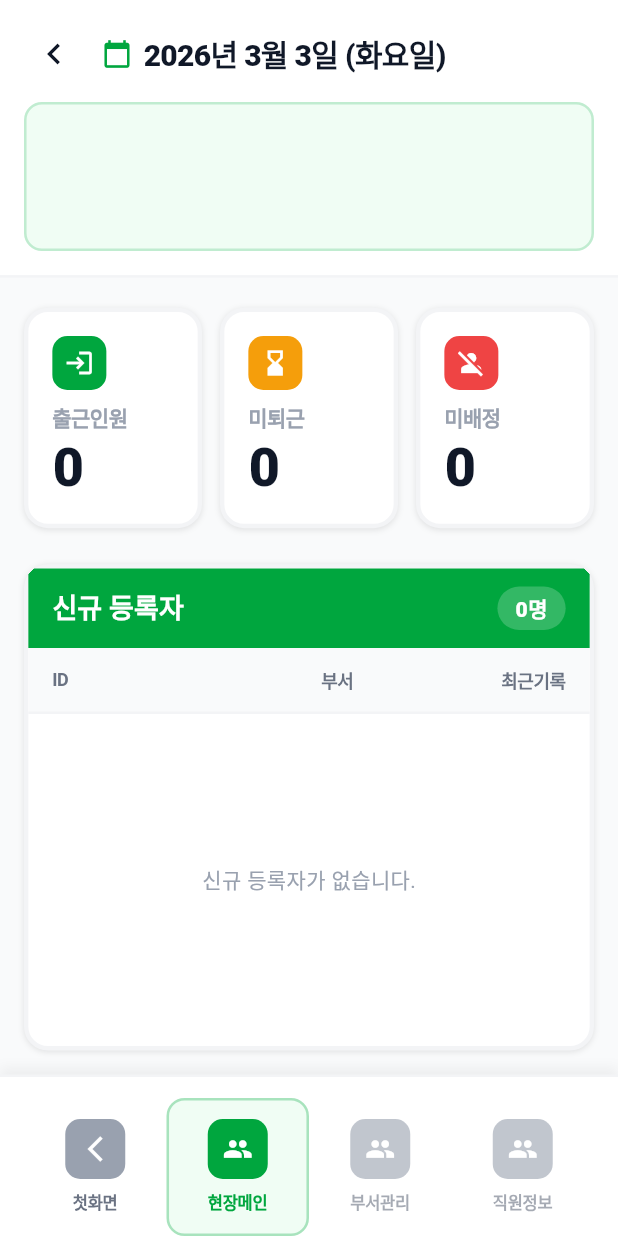
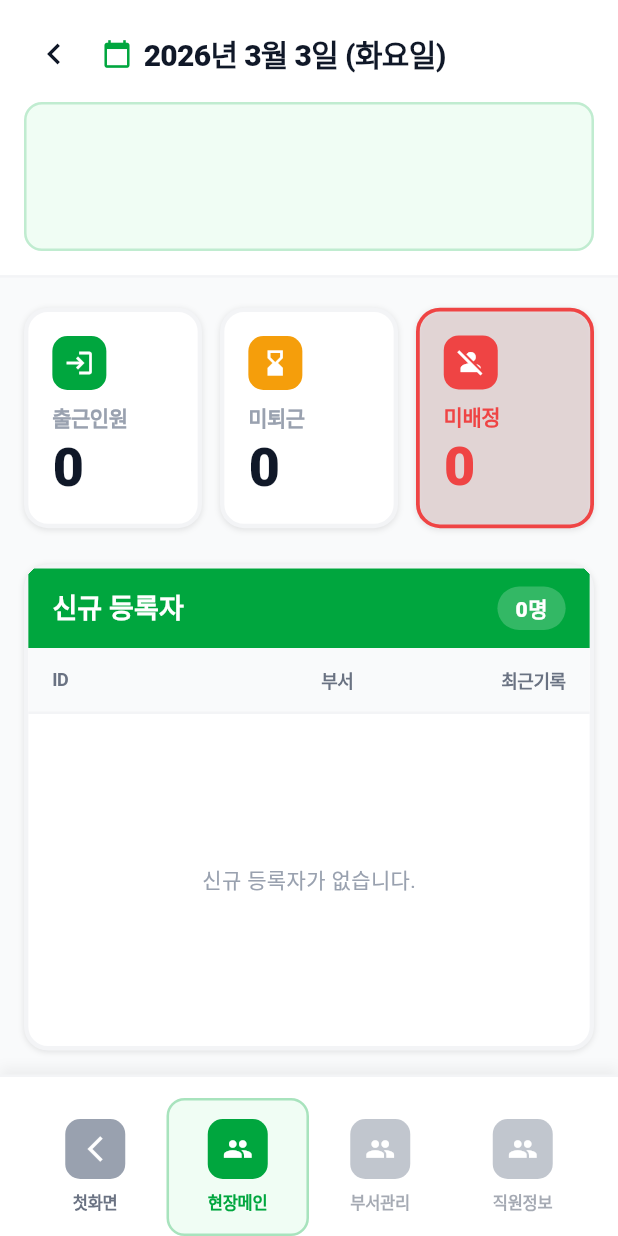
Before and after one commit to jake-greatwave/intime-manager-mvp, a Flutter app: the FieldMainScreen screen opened directly with empty values, on a phone screen of 412 x 824 dp. Run offline on Flutter 3.47's test engine with Material 3 defaults, Android fonts, the phone set to English and light mode, and no system bars; our stand-ins replace flutter_dotenv, shared_preferences; accounts and stored records are empty; Roboto replaces fonts that are missing (Pretendard).

Commit message:
[feat] 현장 메인 필터링

```diff
--- a/lib/screens/field_main_screen.dart
+++ b/lib/screens/field_main_screen.dart
@@ -1,4 +1,5 @@
 import 'package:flutter/material.dart';
+import 'package:intime_manager/models/emp_working_info.dart';
 import 'package:intime_manager/models/field_item.dart';
 import 'package:intime_manager/services/network/auth_service.dart';
 import 'package:intime_manager/widgets/common/bottom_nav_bar.dart';
@@ -27,6 +28,7 @@ class _FieldMainScreenState extends State<FieldMainScreen> {
   late DateTime _selectedDate;
   late FieldItem _fieldItem;
   bool _isLoading = false;
+  StatsTab _selectedTab = StatsTab.unassigned;
 
   @override
   void initState() {
@@ -42,6 +44,42 @@ class _FieldMainScreenState extends State<FieldMainScreen> {
   }
 
   bool _hasValue(String value) => value.trim().isNotEmpty;
+
+  List<EmpWorkingInfo> get _filteredList {
+    final list = _fieldItem.empList;
+    switch (_selectedTab) {
+      case StatsTab.workerIn:
+        return list.where((e) => _hasValue(e.workIn)).toList();
+      case StatsTab.notOut:
+        return list
+            .where((e) => _hasValue(e.workIn) && !_hasValue(e.workOut))
+            .toList();
+      case StatsTab.unassigned:
+        return list.where((e) => e.deptID.trim().isEmpty).toList();
+    }
+  }
+
+  String get _tableTitle {
+    switch (_selectedTab) {
+      case StatsTab.workerIn:
+        return '출근인원';
+      case StatsTab.notOut:
+        return '미퇴근';
+      case StatsTab.unassigned:
+        return '신규 등록자';
+    }
+  }
+
+  String get _emptyMessage {
+    switch (_selectedTab) {
+      case StatsTab.workerIn:
+        return '출근한 인원이 없습니다.';
+      case StatsTab.notOut:
+        return '미퇴근 인원이 없습니다.';
+      case StatsTab.unassigned:
+        return '신규 등록자가 없습니다.';
+    }
+  }
 
   Future<void> _fetchData() async {
     setState(() => _isLoading = true);
@@ -116,11 +154,16 @@ class _FieldMainScreenState extends State<FieldMainScreen> {
                             workerIn: _fieldItem.workerCount,
                             notOut: _fieldItem.notOut,
                             unassigned: _fieldItem.unassigned,
+                            selectedTab: _selectedTab,
+                            onTabChanged: (tab) =>
+                                setState(() => _selectedTab = tab),
                           ),
                           const SizedBox(height: 24),
                           Expanded(
                             child: NewRegistrantTable(
-                              items: _fieldItem.empList,
+                              items: _filteredList,
+                              title: _tableTitle,
+                              emptyMessage: _emptyMessage,
                             ),
                           ),
                         ],
--- a/lib/widgets/field_main/new_registrant_table.dart
+++ b/lib/widgets/field_main/new_registrant_table.dart
@@ -4,8 +4,15 @@ import 'package:intime_manager/widgets/field_main/new_registrant_row.dart';
 
 class NewRegistrantTable extends StatelessWidget {
   final List<EmpWorkingInfo> items;
+  final String title;
+  final String emptyMessage;
 
-  const NewRegistrantTable({super.key, required this.items});
+  const NewRegistrantTable({
+    super.key,
+    required this.items,
+    this.title = '신규 등록자',
+    this.emptyMessage = '데이터가 없습니다.',
+  });
 
   String _formatDate(String dateStr) {
     if (dateStr.isEmpty) return '-';
@@ -33,13 +40,13 @@ class NewRegistrantTable extends StatelessWidget {
       clipBehavior: Clip.hardEdge,
       child: Column(
         children: [
-          _TableHeader(count: items.length),
+          _TableHeader(title: title, count: items.length),
           _ColumnHeader(),
           Expanded(
             child: items.isEmpty
-                ? const Center(
+                ? Center(
                     child: Text(
-                      '신규 등록자가 없습니다.',
+                      emptyMessage,
                       style: TextStyle(
                         fontSize: 14,
                         color: Color(0xFF99A1AF),
@@ -66,9 +73,10 @@ class NewRegistrantTable extends StatelessWidget {
 }
 
 class _TableHeader extends StatelessWidget {
+  final String title;
   final int count;
 
-  const _TableHeader({required this.count});
+  const _TableHeader({required this.title, required this.count});
 
   @override
   Widget build(BuildContext context) {
@@ -79,9 +87,9 @@ class _TableHeader extends StatelessWidget {
       child: Row(
         mainAxisAlignment: MainAxisAlignment.spaceBetween,
         children: [
-          const Text(
-            '신규 등록자',
-            style: TextStyle(
+          Text(
+            title,
+            style: const TextStyle(
               fontSize: 18,
               fontWeight: FontWeight.w900,
               color: Colors.white,
--- a/lib/widgets/field_main/stats_card.dart
+++ b/lib/widgets/field_main/stats_card.dart
@@ -5,6 +5,8 @@ class StatsCard extends StatelessWidget {
   final IconData icon;
   final String label;
   final int count;
+  final bool isSelected;
+  final VoidCallback? onTap;
 
   const StatsCard({
     super.key,
@@ -12,17 +14,27 @@ class StatsCard extends StatelessWidget {
     required this.icon,
     required this.label,
     required this.count,
+    this.isSelected = false,
+    this.onTap,
   });
 
   @override
   Widget build(BuildContext context) {
     return Expanded(
-      child: Container(
+      child: GestureDetector(
+        onTap: onTap,
+        child: AnimatedContainer(
+          duration: const Duration(milliseconds: 180),
           height: 147,
           decoration: BoxDecoration(
-          color: Colors.white,
+            color: isSelected
+                ? iconColor.withValues(alpha: 0.08)
+                : Colors.white,
             borderRadius: BorderRadius.circular(16),
-          border: Border.all(color: const Color(0xFFF3F4F6), width: 2.9),
+            border: Border.all(
+              color: isSelected ? iconColor : const Color(0xFFF3F4F6),
+              width: isSelected ? 2.5 : 2.9,
+            ),
             boxShadow: const [
               BoxShadow(
                 color: Color(0x1A000000),
@@ -47,20 +59,20 @@ class StatsCard extends StatelessWidget {
               const SizedBox(height: 8),
               Text(
                 label,
-              style: const TextStyle(
+                style: TextStyle(
                   fontSize: 14,
                   fontWeight: FontWeight.bold,
-                color: Color(0xFF99A1AF),
+                  color: isSelected ? iconColor : const Color(0xFF99A1AF),
                   letterSpacing: -0.3,
                 ),
               ),
               const SizedBox(height: 4),
               Text(
                 '$count',
-              style: const TextStyle(
+                style: TextStyle(
                   fontSize: 36,
                   fontWeight: FontWeight.w900,
-                color: Color(0xFF101828),
+                  color: isSelected ? iconColor : const Color(0xFF101828),
                   letterSpacing: 0.37,
                   height: 1.1,
                 ),
@@ -68,6 +80,7 @@ class StatsCard extends StatelessWidget {
             ],
           ),
         ),
+      ),
     );
   }
 }
--- a/lib/widgets/field_main/stats_row.dart
+++ b/lib/widgets/field_main/stats_row.dart
@@ -1,16 +1,22 @@
 import 'package:flutter/material.dart';
 import 'package:intime_manager/widgets/field_main/stats_card.dart';
+
+enum StatsTab { workerIn, notOut, unassigned }
 
 class StatsRow extends StatelessWidget {
   final int workerIn;
   final int notOut;
   final int unassigned;
+  final StatsTab selectedTab;
+  final ValueChanged<StatsTab> onTabChanged;
 
   const StatsRow({
     super.key,
     required this.workerIn,
     required this.notOut,
     required this.unassigned,
+    required this.selectedTab,
+    required this.onTabChanged,
   });
 
   @override
@@ -22,6 +28,8 @@ class StatsRow extends StatelessWidget {
           icon: Icons.login,
           label: '출근인원',
           count: workerIn,
+          isSelected: selectedTab == StatsTab.workerIn,
+          onTap: () => onTabChanged(StatsTab.workerIn),
         ),
         const SizedBox(width: 12),
         StatsCard(
@@ -29,6 +37,8 @@ class StatsRow extends StatelessWidget {
           icon: Icons.hourglass_bottom,
           label: '미퇴근',
           count: notOut,
+          isSelected: selectedTab == StatsTab.notOut,
+          onTap: () => onTabChanged(StatsTab.notOut),
         ),
         const SizedBox(width: 12),
         StatsCard(
@@ -36,6 +46,8 @@ class StatsRow extends StatelessWidget {
           icon: Icons.person_off,
           label: '미배정',
           count: unassigned,
+          isSelected: selectedTab == StatsTab.unassigned,
+          onTap: () => onTabChanged(StatsTab.unassigned),
         ),
       ],
     );
```
Lines whose indentation alone changed are shown as unchanged.
